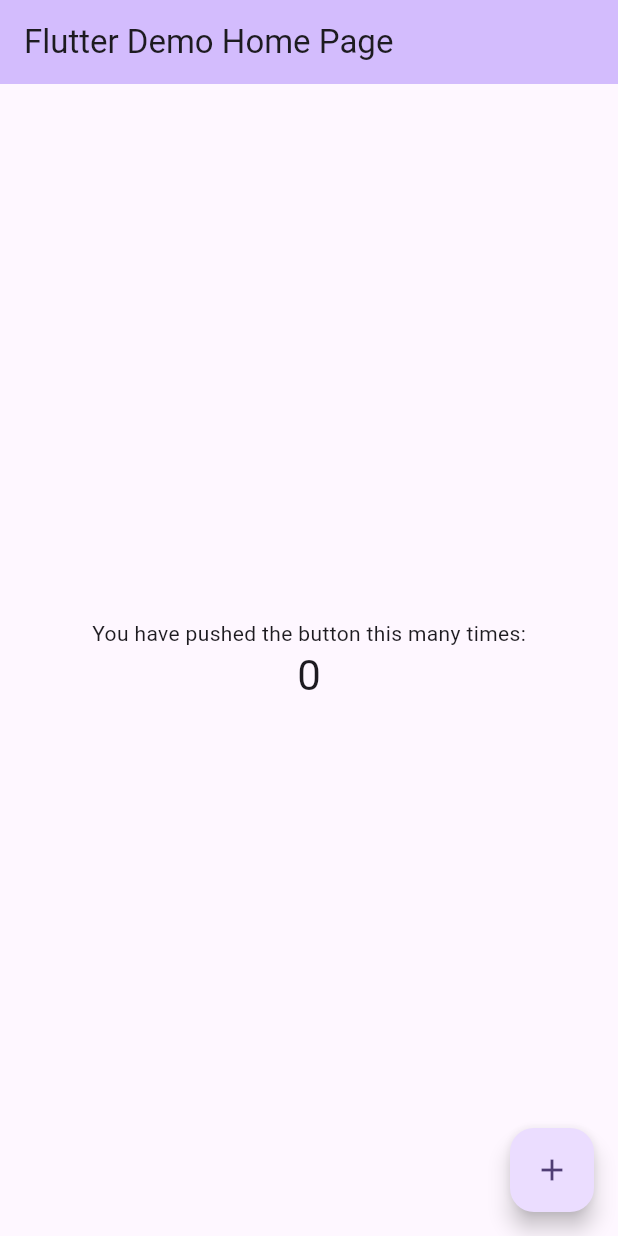
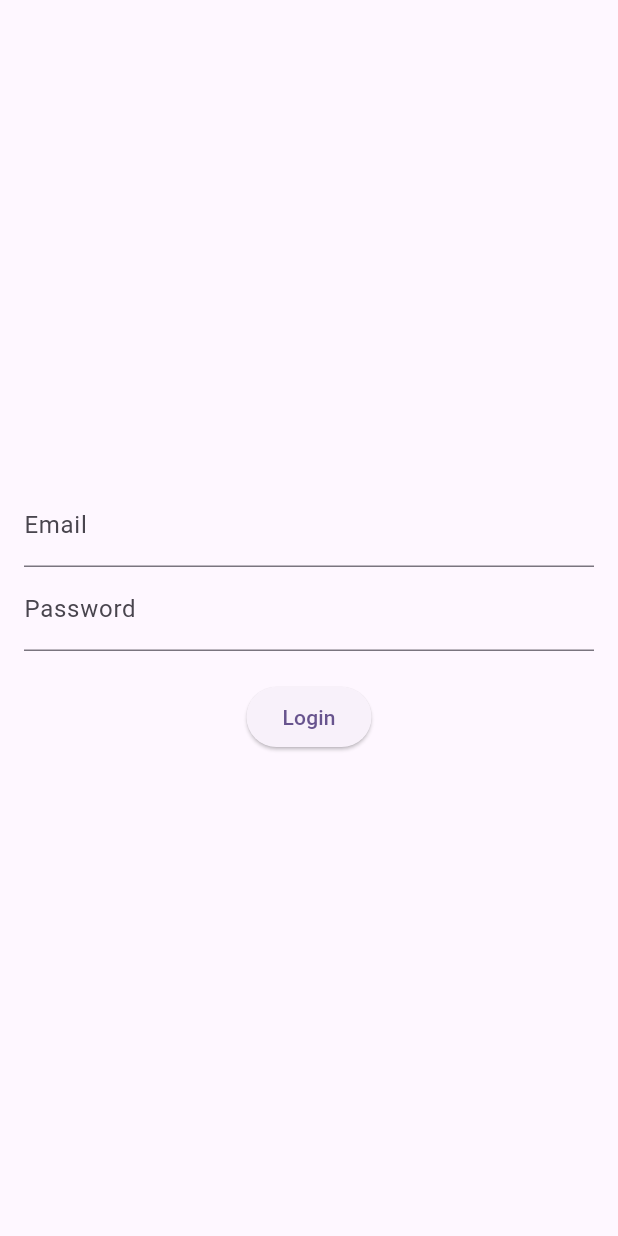
Before and after one commit to Shreeya788/sarathii, a Flutter app: the screen it shows after launch, on a phone screen of 412 x 824 dp. Run offline on Flutter 3.47's test engine with Material 2 defaults, Android fonts, the phone set to English and light mode, and no system bars; our stand-ins replace carousel_slider.

Commit message:
login page added

```diff
--- a/lib/login_page.dart
+++ b/lib/login_page.dart
@@ -0,0 +1,80 @@
+import 'package:flutter/material.dart';
+import 'home_page.dart';
+
+class LoginPage extends StatefulWidget {
+  @override
+  _LoginPageState createState() => _LoginPageState();
+}
+
+class _LoginPageState extends State<LoginPage> {
+  TextEditingController emailController = TextEditingController();
+  TextEditingController passwordController = TextEditingController();
+
+  @override
+  Widget build(BuildContext context) {
+    return Scaffold(
+      appBar: PreferredSize(
+        preferredSize: Size.fromHeight(0), // Set the app bar's height to 0
+        child: AppBar(
+          automaticallyImplyLeading: false, // Hide the back arrow
+        ),
+      ),
+      body: Center(
+        child: Padding(
+          padding: const EdgeInsets.all(16.0),
+          child: Column(
+            mainAxisAlignment: MainAxisAlignment.center,
+            children: <Widget>[
+              TextFormField(
+                controller: emailController,
+                decoration: InputDecoration(labelText: 'Email'),
+              ),
+              TextFormField(
+                controller: passwordController,
+                decoration: InputDecoration(labelText: 'Password'),
+                obscureText: true, // To hide the password
+              ),
+              SizedBox(height: 20),
+              ElevatedButton(
+                onPressed: () {
+                  // Get the entered email and password
+                  final enteredEmail = emailController.text;
+                  final enteredPassword = passwordController.text;
+
+                  // Implement login logic here
+                  final email = 'sube@gmail.com';
+                  final password = 'sube';
+
+                  if (enteredEmail == email && enteredPassword == password) {
+                    // Successful login, navigate to the next screen
+                    Navigator.push(
+                      context,
+                      MaterialPageRoute(builder: (context) => HomePage()),
+                    );
+                    // Replace with your home page route
+                  } else {
+                    // Show an error message or handle failed login
+                    ScaffoldMessenger.of(context).showSnackBar(
+                      SnackBar(
+                        content: Text('Login failed. Please try again.'),
+                      ),
+                    );
+                  }
+                },
+                child: Text('Login'),
+              ),
+            ],
+          ),
+        ),
+      ),
+    );
+  }
+
+  @override
+  void dispose() {
+    // Dispose of the text editing controllers when the widget is disposed
+    emailController.dispose();
+    passwordController.dispose();
+    super.dispose();
+  }
+}
--- a/lib/main.dart
+++ b/lib/main.dart
@@ -1,4 +1,8 @@
 import 'package:flutter/material.dart';
+import 'splashscreen_page.dart';
+
+
+import 'Login_Page.dart';
 
 void main() {
   runApp(const MyApp());
@@ -11,6 +15,7 @@ class MyApp extends StatelessWidget {
   @override
   Widget build(BuildContext context) {
     return MaterialApp(
+      debugShowCheckedModeBanner: false,
       title: 'Flutter Demo',
       theme: ThemeData(
         // This is the theme of your application.
@@ -31,95 +36,7 @@ class MyApp extends StatelessWidget {
         colorScheme: ColorScheme.fromSeed(seedColor: Colors.deepPurple),
         useMaterial3: true,
       ),
-      home: const MyHomePage(title: 'Flutter Demo Home Page'),
+      home:  SplashScreen(),
     );
   }
 }
-
-class MyHomePage extends StatefulWidget {
-  const MyHomePage({super.key, required this.title});
-
-  // This widget is the home page of your application. It is stateful, meaning
-  // that it has a State object (defined below) that contains fields that affect
-  // how it looks.
-
-  // This class is the configuration for the state. It holds the values (in this
-  // case the title) provided by the parent (in this case the App widget) and
-  // used by the build method of the State. Fields in a Widget subclass are
-  // always marked "final".
-
-  final String title;
-
-  @override
-  State<MyHomePage> createState() => _MyHomePageState();
-}
-
-class _MyHomePageState extends State<MyHomePage> {
-  int _counter = 0;
-
-  void _incrementCounter() {
-    setState(() {
-      // This call to setState tells the Flutter framework that something has
-      // changed in this State, which causes it to rerun the build method below
-      // so that the display can reflect the updated values. If we changed
-      // _counter without calling setState(), then the build method would not be
-      // called again, and so nothing would appear to happen.
-      _counter++;
-    });
-  }
-
-  @override
-  Widget build(BuildContext context) {
-    // This method is rerun every time setState is called, for instance as done
-    // by the _incrementCounter method above.
-    //
-    // The Flutter framework has been optimized to make rerunning build methods
-    // fast, so that you can just rebuild anything that needs updating rather
-    // than having to individually change instances of widgets.
-    return Scaffold(
-      appBar: AppBar(
-        // TRY THIS: Try changing the color here to a specific color (to
-        // Colors.amber, perhaps?) and trigger a hot reload to see the AppBar
-        // change color while the other colors stay the same.
-        backgroundColor: Theme.of(context).colorScheme.inversePrimary,
-        // Here we take the value from the MyHomePage object that was created by
-        // the App.build method, and use it to set our appbar title.
-        title: Text(widget.title),
-      ),
-      body: Center(
-        // Center is a layout widget. It takes a single child and positions it
-        // in the middle of the parent.
-        child: Column(
-          // Column is also a layout widget. It takes a list of children and
-          // arranges them vertically. By default, it sizes itself to fit its
-          // children horizontally, and tries to be as tall as its parent.
-          //
-          // Column has various properties to control how it sizes itself and
-          // how it positions its children. Here we use mainAxisAlignment to
-          // center the children vertically; the main axis here is the vertical
-          // axis because Columns are vertical (the cross axis would be
-          // horizontal).
-          //
-          // TRY THIS: Invoke "debug painting" (choose the "Toggle Debug Paint"
-          // action in the IDE, or press "p" in the console), to see the
-          // wireframe for each widget.
-          mainAxisAlignment: MainAxisAlignment.center,
-          children: <Widget>[
-            const Text(
-              'You have pushed the button this many times:',
-            ),
-            Text(
-              '$_counter',
-              style: Theme.of(context).textTheme.headlineMedium,
-            ),
-          ],
-        ),
-      ),
-      floatingActionButton: FloatingActionButton(
-        onPressed: _incrementCounter,
-        tooltip: 'Increment',
-        child: const Icon(Icons.add),
-      ), // This trailing comma makes auto-formatting nicer for build methods.
-    );
-  }
-}
```
Also changed, not shown: lib/home_page.dart (+90 -0 lines), lib/splashscreen_page.dart (+98 -0 lines), pubspec.yaml (+7 -2 lines), assets/images/image1.jpg (added), assets/images/image2.jpg (added), assets/images/logo.png (added), pubspec.lock.
